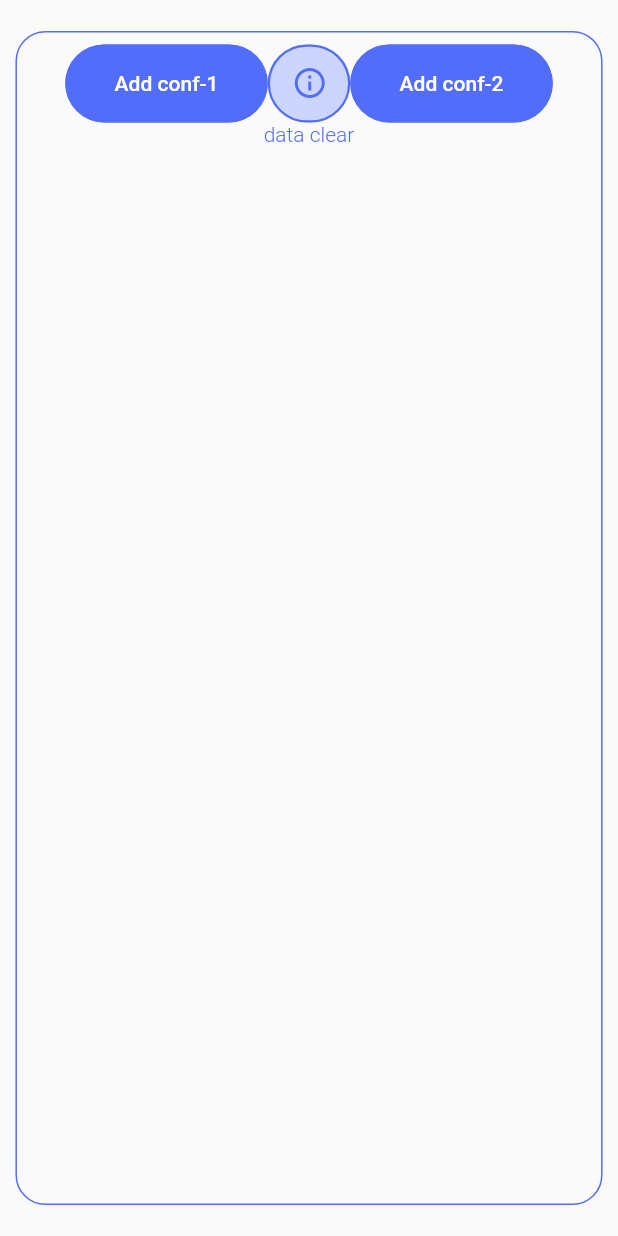
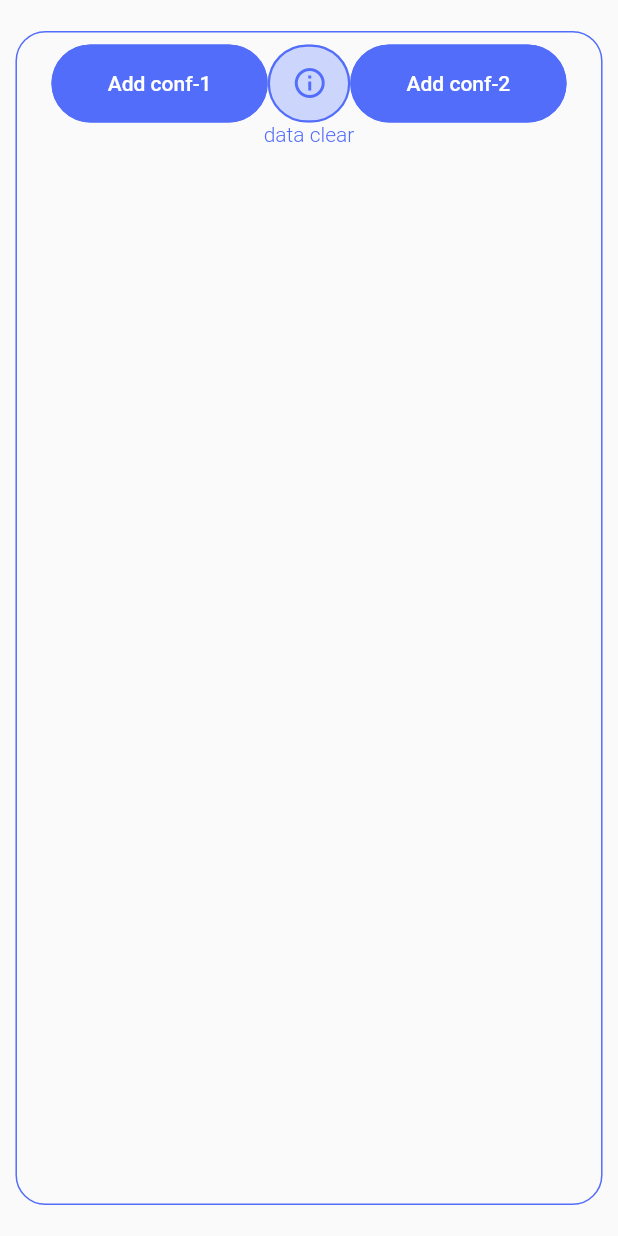
Before and after one commit to AnatoliyRoslyakov/dart_yaml_file_compare, a Flutter app: the screen it shows after launch, on a phone screen of 412 x 824 dp. Run offline on Flutter 3.47's test engine with Material 2 defaults, Android fonts, the phone set to English and light mode, and no system bars; our stand-ins replace file_picker, flutter_bloc, freezed_annotation, yaml.

Commit message:
implemented content adjustment to the screen size

```diff
--- a/lib/ui/theme/app_button.dart
+++ b/lib/ui/theme/app_button.dart
@@ -19,12 +19,14 @@ class AppButton extends StatelessWidget {
   final Widget child;
   @override
   Widget build(BuildContext context) {
+    final Size screenSize = MediaQuery.of(context).size;
     return SizedBox(
       child: ElevatedButton(
         onPressed: onPressed,
         style: ButtonStyle(
           elevation: MaterialStateProperty.all(0),
-          minimumSize: MaterialStateProperty.all(const Size(135, 52)),
+          minimumSize: MaterialStateProperty.all(Size(screenSize.width * 0.35, 52)),
+          maximumSize: MaterialStateProperty.all(const Size(double.infinity, 52)),
           backgroundColor: MaterialStateProperty.all(backgroundColor),
           side: MaterialStateProperty.all(
             BorderSide(
--- a/lib/ui/widget/key_list_widget.dart
+++ b/lib/ui/widget/key_list_widget.dart
@@ -18,6 +18,7 @@ class KeyListWidget extends StatelessWidget {
   @override
   Widget build(BuildContext context) {
     return BlocBuilder<KeyListBloc, KeyListState>(builder: (context, state) {
+      // final Size screenSize = MediaQuery.of(context).size;
       final yourScrollController = ScrollController();
       return state.keyList.isNotEmpty
           ? Expanded(
@@ -30,11 +31,6 @@ class KeyListWidget extends StatelessWidget {
                       width: 250,
                       margin: const EdgeInsets.symmetric(
                           vertical: 10, horizontal: 10),
-                      child: Scrollbar(
-                        thumbVisibility: true,
-                        thickness: 10,
-                        controller: yourScrollController,
-                        radius: const Radius.circular(5),
                       child: Padding(
                         padding: const EdgeInsets.only(right: 0.0),
                         child: ListView.builder(
@@ -81,7 +77,6 @@ class KeyListWidget extends StatelessWidget {
                             }),
                       ),
                     ),
-                    ),
                     const ValueWidget(),
                   ],
                 ),
@@ -90,8 +85,8 @@ class KeyListWidget extends StatelessWidget {
           : SizedBox(
               child: Text(
                 state.title,
-                style: const TextStyle(
-                    color: AppColors.mainElement, fontWeight: FontWeight.w300),
+                style:  TextStyle(
+                    color: state.title == 'data clear' ? AppColors.mainElement : Colors.red, fontWeight: FontWeight.w300),
               ),
             );
     });
```
Also changed, not shown: lib/ui/widget/value_widget.dart (+10 -7 lines), 2 other files. Lines whose indentation alone changed are shown as unchanged.
